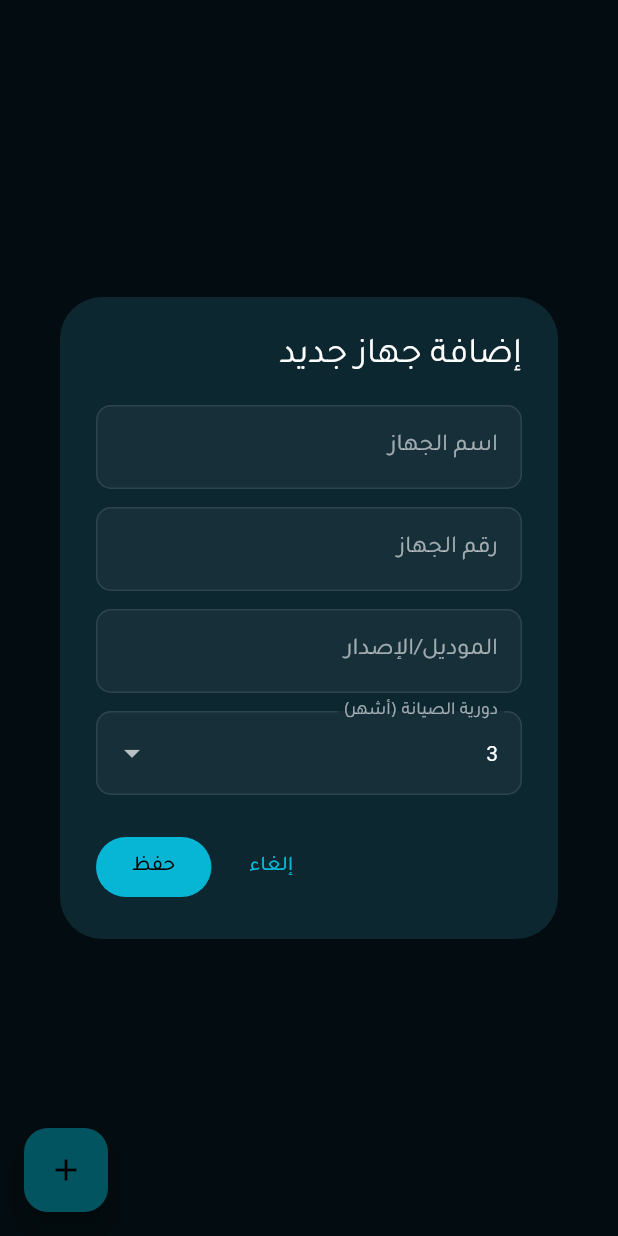
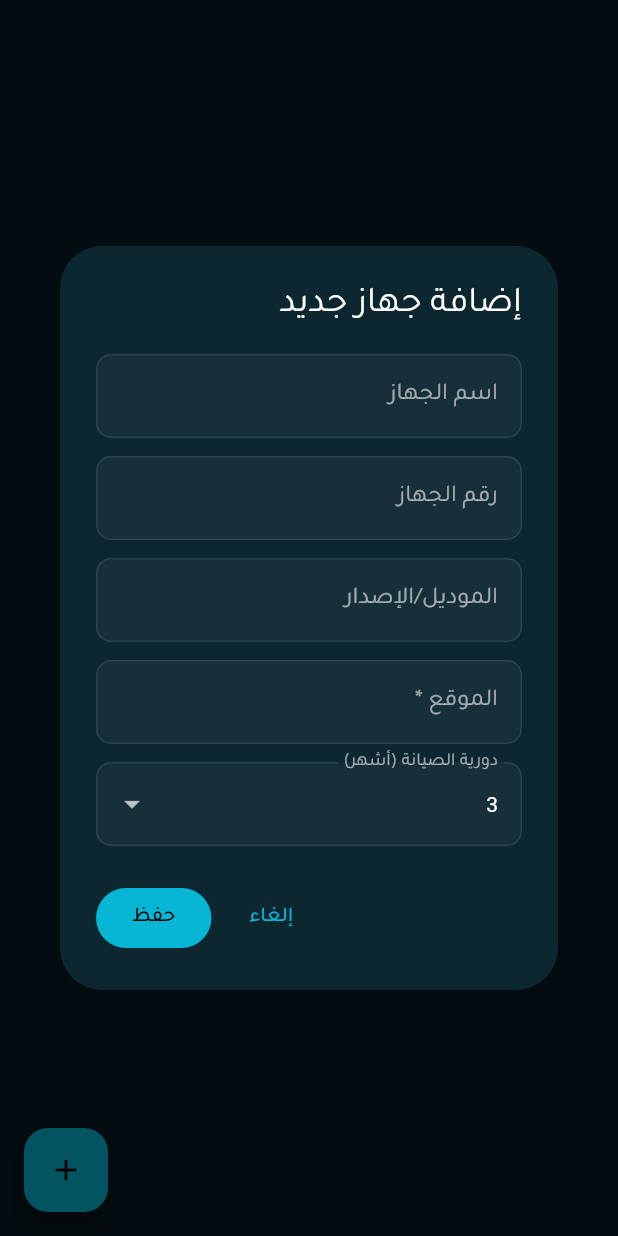
Before and after one commit to yasserbousfiha-creator/hr-portal, a Flutter app: the _PpmTab screen opened directly with empty values, after a tap on the "add" icon, on a phone screen of 412 x 824 dp. Run offline on Flutter 3.47's test engine with Material 3 defaults, Android fonts, the phone set to English and light mode, and no system bars; our stand-ins replace supabase_flutter, url_strategy; missing offline and left inert: dart:html; accounts and stored records are empty.

Commit message:
Let regular technicians add/edit PPM devices; add required location field
Previously a regular technician could only log maintenance on an existing
device. Per owner request, regular can now also add and edit devices (RLS
extended server-side in hrmanager's 20261001100000 migration to grant
INSERT alongside the existing SELECT/UPDATE) — delete stays manager-only,
matching the request's scope. Every new device now requires a location
field (room/clinic), shown on the device card and enforced client-side on
create.

Co-Authored-By: Claude Sonnet 5 <noreply@anthropic.com>

```diff
--- a/lib/portal/maintenance_home_screen.dart
+++ b/lib/portal/maintenance_home_screen.dart
@@ -195,7 +195,9 @@ class _PpmTabState extends State<_PpmTab> {
     final nameCtrl = TextEditingController(text: existing?['name'] as String? ?? '');
     final numberCtrl = TextEditingController(text: existing?['device_number'] as String? ?? '');
     final modelCtrl = TextEditingController(text: existing?['model_version'] as String? ?? '');
+    final locationCtrl = TextEditingController(text: existing?['location'] as String? ?? '');
     int interval = existing?['interval_months'] as int? ?? 3;
+    bool locationError = false;
     final saved = await showDialog<bool>(
       context: context,
       builder: (ctx) => StatefulBuilder(
@@ -212,6 +214,18 @@ class _PpmTabState extends State<_PpmTab> {
               const SizedBox(height: 12),
               TextField(controller: modelCtrl, style: const TextStyle(color: Colors.white), decoration: _dec(tr(widget.isEnglish, 'الموديل/الإصدار'))),
               const SizedBox(height: 12),
+              TextField(
+                controller: locationCtrl,
+                style: const TextStyle(color: Colors.white),
+                decoration: _dec('${tr(widget.isEnglish, 'الموقع')} *').copyWith(
+                  errorText: locationError ? tr(widget.isEnglish, 'الموقع مطلوب') : null,
+                  errorStyle: const TextStyle(color: _red),
+                ),
+                onChanged: (_) {
+                  if (locationError) setSt(() => locationError = false);
+                },
+              ),
+              const SizedBox(height: 12),
               DropdownButtonFormField<int>(
                 initialValue: interval,
                 dropdownColor: _card,
@@ -224,7 +238,16 @@ class _PpmTabState extends State<_PpmTab> {
           ),
           actions: [
             TextButton(onPressed: () => Navigator.pop(ctx, false), child: Text(tr(widget.isEnglish, 'إلغاء'))),
-            FilledButton(onPressed: () => Navigator.pop(ctx, true), child: Text(tr(widget.isEnglish, 'حفظ'))),
+            FilledButton(
+              onPressed: () {
+                if (existing == null && locationCtrl.text.trim().isEmpty) {
+                  setSt(() => locationError = true);
+                  return;
+                }
+                Navigator.pop(ctx, true);
+              },
+              child: Text(tr(widget.isEnglish, 'حفظ')),
+            ),
           ],
         ),
       ),
@@ -238,6 +261,7 @@ class _PpmTabState extends State<_PpmTab> {
           'device_number': numberCtrl.text.trim().isEmpty ? null : numberCtrl.text.trim(),
           'model_version': modelCtrl.text.trim().isEmpty ? null : modelCtrl.text.trim(),
           'interval_months': interval,
+          'location': locationCtrl.text.trim(),
           'added_by': _currentTechName(),
           'created_at': DateTime.now().toIso8601String(),
         });
@@ -247,6 +271,7 @@ class _PpmTabState extends State<_PpmTab> {
           'device_number': numberCtrl.text.trim(),
           'model_version': modelCtrl.text.trim(),
           'interval_months': interval,
+          'location': locationCtrl.text.trim(),
         }).eq('id', existing['id']);
       }
       _load();
@@ -339,13 +364,15 @@ class _PpmTabState extends State<_PpmTab> {
     if (_loading) return const Center(child: CircularProgressIndicator(color: _indigo));
     return Scaffold(
       backgroundColor: _bg,
-      floatingActionButton: widget.restricted
-          ? null
-          : FloatingActionButton(
-              backgroundColor: _indigo,
-              onPressed: () => _addOrEditDevice(),
-              child: const Icon(Icons.add),
-            ),
+      // Both levels can add/edit devices (regular technicians are only
+      // blocked from deleting one — see the button row below). RLS was
+      // extended to match (migration 20261001100000): regular now has
+      // INSERT alongside its existing SELECT/UPDATE on ppm_devices.
+      floatingActionButton: FloatingActionButton(
+        backgroundColor: _indigo,
+        onPressed: () => _addOrEditDevice(),
+        child: const Icon(Icons.add),
+      ),
       body: _devices.isEmpty
           ? Center(child: Text(tr(widget.isEnglish, 'لا توجد أجهزة'), style: const TextStyle(color: Colors.white54)))
           : ListView.builder(
@@ -369,6 +396,11 @@ class _PpmTabState extends State<_PpmTab> {
                         ),
                       ]),
                       const SizedBox(height: 4),
+                      if ((d['location'] as String?)?.isNotEmpty ?? false)
+                        Text(
+                          '📍 ${d['location']}',
+                          style: const TextStyle(color: Colors.white70, fontSize: 12),
+                        ),
                       Text(
                         '${tr(widget.isEnglish, "آخر صيانة")}: ${_fmtDateTime(d['last_maintenance_date'] as String?)}   •   ${tr(widget.isEnglish, "القادمة")}: ${_fmt(d['next_due_date'] as String?)}',
                         style: const TextStyle(color: Colors.white54, fontSize: 12),
@@ -392,13 +424,14 @@ class _PpmTabState extends State<_PpmTab> {
                       const SizedBox(height: 10),
                       Row(children: [
                         TextButton(onPressed: () => _logMaintenance(d), child: Text(tr(widget.isEnglish, 'تسجيل صيانة'))),
-                        if (!widget.restricted) ...[
-                          TextButton(onPressed: () => _addOrEditDevice(existing: d), child: Text(tr(widget.isEnglish, 'تعديل'))),
+                        TextButton(onPressed: () => _addOrEditDevice(existing: d), child: Text(tr(widget.isEnglish, 'تعديل'))),
+                        // Delete stays manager-only — RLS has no delete
+                        // policy for level='regular' on ppm_devices.
+                        if (!widget.restricted)
                           TextButton(
                             onPressed: () => _delete(d),
                             child: Text(tr(widget.isEnglish, 'حذف'), style: const TextStyle(color: _red)),
                           ),
-                        ],
                       ]),
                     ],
                   ),
```
